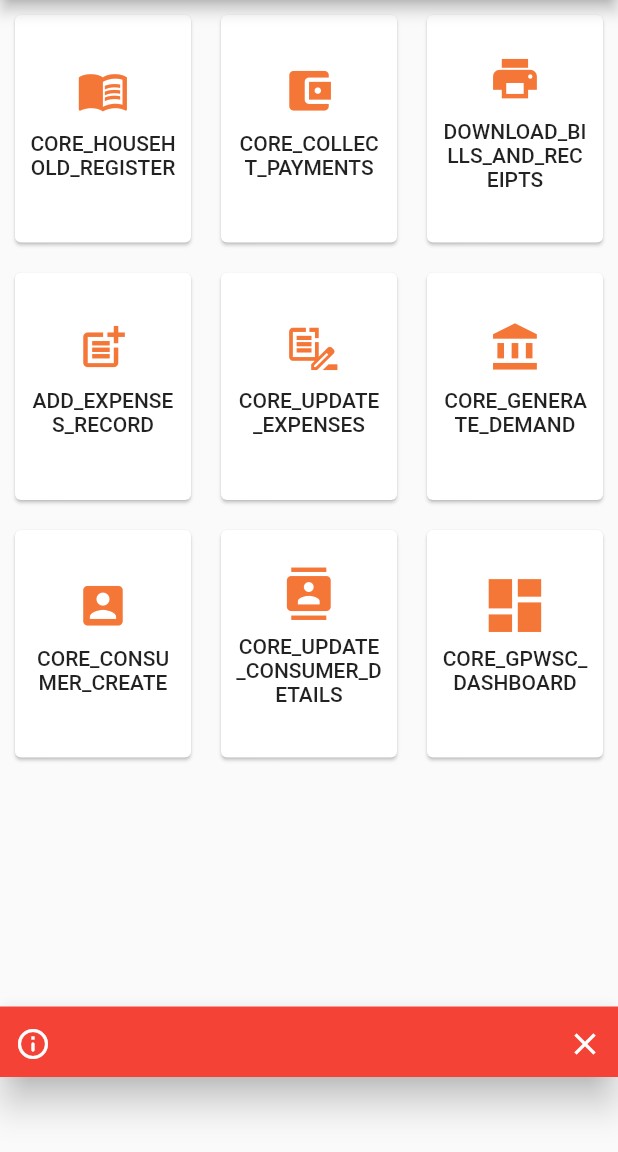
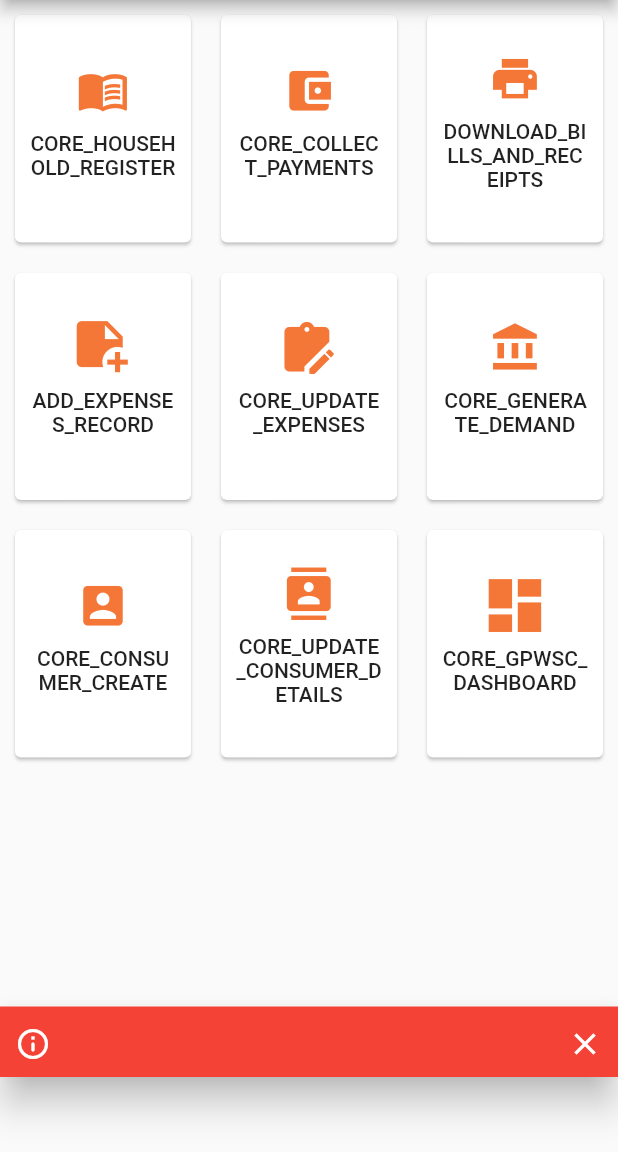
Before and after one commit to egovernments/punjab-mgramseva, a Flutter app: the Home screen opened by its route, on a phone screen of 412 x 824 dp, the part 84-1236 px from its top. Run offline on Flutter 3.47's test engine with Material 2 defaults, Android fonts, the phone set to English and light mode, and no system bars; our stand-ins replace datetime_picker_formfield, file_picker, flutter_secure_storage, flutter_spinkit, flutter_svg, flutter_typeahead and 1 more; missing offline and left inert: horizontal_data_table, universal_html; accounts and stored records are empty; network calls fail.

Commit message:
IFIX-155-Updated the icons

```diff
--- /dev/null
+++ b/frontend/mgramseva/lib/icons/home_icons_modified_icons.dart
@@ -0,0 +1,26 @@
+/// Flutter icons HomeIconsModified
+/// Copyright (C) 2021 by original authors @ fluttericon.com, fontello.com
+/// This font was generated by FlutterIcon.com, which is derived from Fontello.
+///
+/// To use this font, place it in your fonts/ directory and include the
+/// following in your pubspec.yaml
+///
+/// flutter:
+///   fonts:
+///    - family:  HomeIconsModified
+///      fonts:
+///       - asset: fonts/HomeIconsModified.ttf
+///
+///
+///
+import 'package:flutter/widgets.dart';
+
+class HomeIconsModified {
+  HomeIconsModified._();
+
+  static const _kFontFam = 'HomeIconsModified';
+  static const String? _kFontPkg = null;
+
+  static const IconData vector_1 = IconData(0xe800, fontFamily: _kFontFam, fontPackage: _kFontPkg);
+  static const IconData vector = IconData(0xe801, fontFamily: _kFontFam, fontPackage: _kFontPkg);
+}
--- a/frontend/mgramseva/lib/utils/constants.dart
+++ b/frontend/mgramseva/lib/utils/constants.dart
@@ -1,4 +1,5 @@
 import 'package:mgramseva/icons/home_icons_icons.dart';
+import 'package:mgramseva/icons/home_icons_modified_icons.dart';
 import 'package:mgramseva/routers/Routers.dart';
 import 'package:mgramseva/utils/Constants/I18KeyConstants.dart';
 import 'package:mgramseva/utils/models.dart';
@@ -31,8 +32,8 @@ class Constants {
         Routes.HOUSEHOLD, {'Mode': "collect"}),
     HomeItem("DOWNLOAD_BILLS_AND_RECEIPTS", HomeIcons.printreciept, '', {}),
     HomeItem(
-        "ADD_EXPENSES_RECORD", HomeIcons.addexpenses, Routes.EXPENSES_ADD, {}),
-    HomeItem("CORE_UPDATE_EXPENSES", HomeIcons.updateexpenses,
+        "ADD_EXPENSES_RECORD", HomeIconsModified.vector_1, Routes.EXPENSES_ADD, {}),
+    HomeItem("CORE_UPDATE_EXPENSES", HomeIconsModified.vector,
         Routes.EXPENSE_SEARCH, {}),
     HomeItem(
         "CORE_GENERATE_DEMAND", HomeIcons.generaedemand, Routes.MANUAL_BILL_GENERATE, {}),
--- a/frontend/mgramseva/pubspec.yaml
+++ b/frontend/mgramseva/pubspec.yaml
@@ -82,6 +82,9 @@ flutter:
     - family: HomeIcons
       fonts:
         - asset: assets/icons/fonts/HomeIcons.ttf
+    - family: HomeIconsModified
+      fonts:
+        - asset: assets/icons/fonts/HomeIconsModified.ttf
   #       - asset: fonts/Schyler-Italic.ttf
   #         style: italic
   #   - family: Trajan Pro
```
Also changed, not shown: frontend/mgramseva/assets/icons/fonts/HomeIconsModified.ttf (added).
